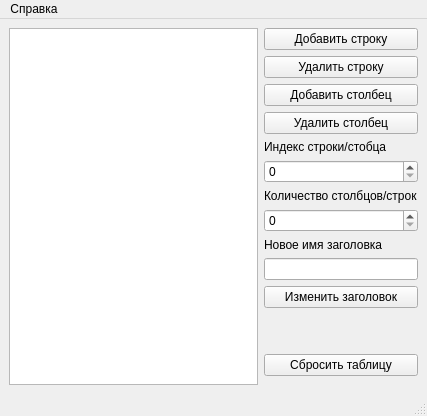
Above: mainwindow.ui from ForkWriter/QtTable before the change. Below: the same form after it.
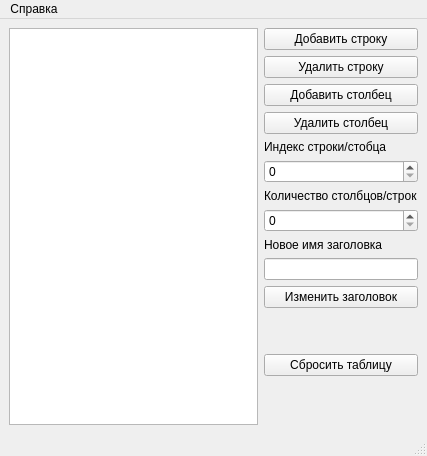
That is the form after the change.

Commit message: Обработы случаи пустой модели

The edit to the form file:
```diff
--- a/mainwindow.ui
+++ b/mainwindow.ui
@@ -7,7 +7,7 @@
     <x>0</x>
     <y>0</y>
     <width>427</width>
-    <height>416</height>
+    <height>456</height>
    </rect>
   </property>
   <property name="windowTitle">
```
The commit also changes 2 other files.
